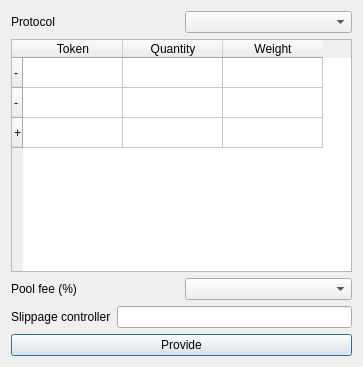
This is NewPoolProvisionDialog.ui in LiquidityProtocol/AMM-Simulator as Qt 5 draws it before an edit. The edited form follows.
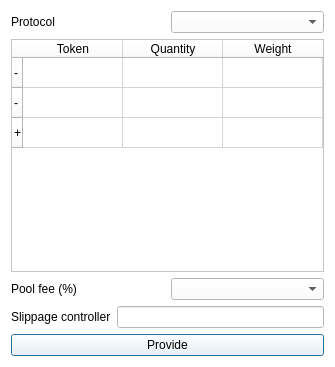
This is the edited form.

Commit message: Background color changes, button border changes

Diff of the .ui file:
```diff
--- a/NewPoolProvisionDialog.ui
+++ b/NewPoolProvisionDialog.ui
@@ -6,7 +6,7 @@
    <rect>
     <x>0</x>
     <y>0</y>
-    <width>363</width>
+    <width>335</width>
     <height>367</height>
    </rect>
   </property>
@@ -19,6 +19,9 @@
   <property name="windowTitle">
    <string>Dialog</string>
   </property>
+  <property name="styleSheet">
+   <string notr="true">background-color: rgb(255, 255, 255);</string>
+  </property>
   <layout class="QVBoxLayout" name="verticalLayout">
    <item>
     <layout class="QHBoxLayout" name="horizontalLayout_protocol">
```
The commit also changes 12 other files.
